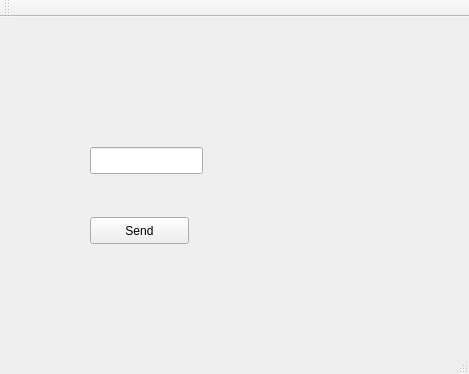
Before: the Qt Designer form WebDriverAttachesToApplication/mainwindow.ui in Dmitry7393/LectureSelenium, drawn with Qt 5.
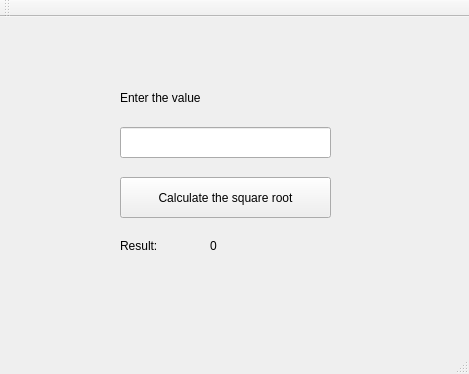
After: the same form once the commit is applied.

Diff of the .ui file:
```diff
--- a/WebDriverAttachesToApplication/mainwindow.ui
+++ b/WebDriverAttachesToApplication/mainwindow.ui
@@ -17,24 +17,63 @@
    <widget class="QLineEdit" name="lineEdit">
     <property name="geometry">
      <rect>
-      <x>90</x>
-      <y>130</y>
-      <width>113</width>
-      <height>27</height>
+      <x>120</x>
+      <y>110</y>
+      <width>211</width>
+      <height>31</height>
      </rect>
     </property>
    </widget>
    <widget class="QPushButton" name="pushButton">
     <property name="geometry">
      <rect>
-      <x>90</x>
-      <y>200</y>
-      <width>99</width>
-      <height>27</height>
+      <x>120</x>
+      <y>160</y>
+      <width>211</width>
+      <height>41</height>
      </rect>
     </property>
     <property name="text">
-     <string>Send</string>
+     <string>Сalculate the square root</string>
+    </property>
+   </widget>
+   <widget class="QLabel" name="label">
+    <property name="geometry">
+     <rect>
+      <x>120</x>
+      <y>70</y>
+      <width>141</width>
+      <height>21</height>
+     </rect>
+    </property>
+    <property name="text">
+     <string>Enter the value</string>
+    </property>
+   </widget>
+   <widget class="QLabel" name="label_2">
+    <property name="geometry">
+     <rect>
+      <x>120</x>
+      <y>220</y>
+      <width>67</width>
+      <height>17</height>
+     </rect>
+    </property>
+    <property name="text">
+     <string>Result:</string>
+    </property>
+   </widget>
+   <widget class="QLabel" name="m_ResultSqrt">
+    <property name="geometry">
+     <rect>
+      <x>210</x>
+      <y>220</y>
+      <width>31</width>
+      <height>17</height>
+     </rect>
+    </property>
+    <property name="text">
+     <string>0</string>
     </property>
    </widget>
   </widget>
```
Left out of the diff: 4 changed lines with no effect on the pictures.
